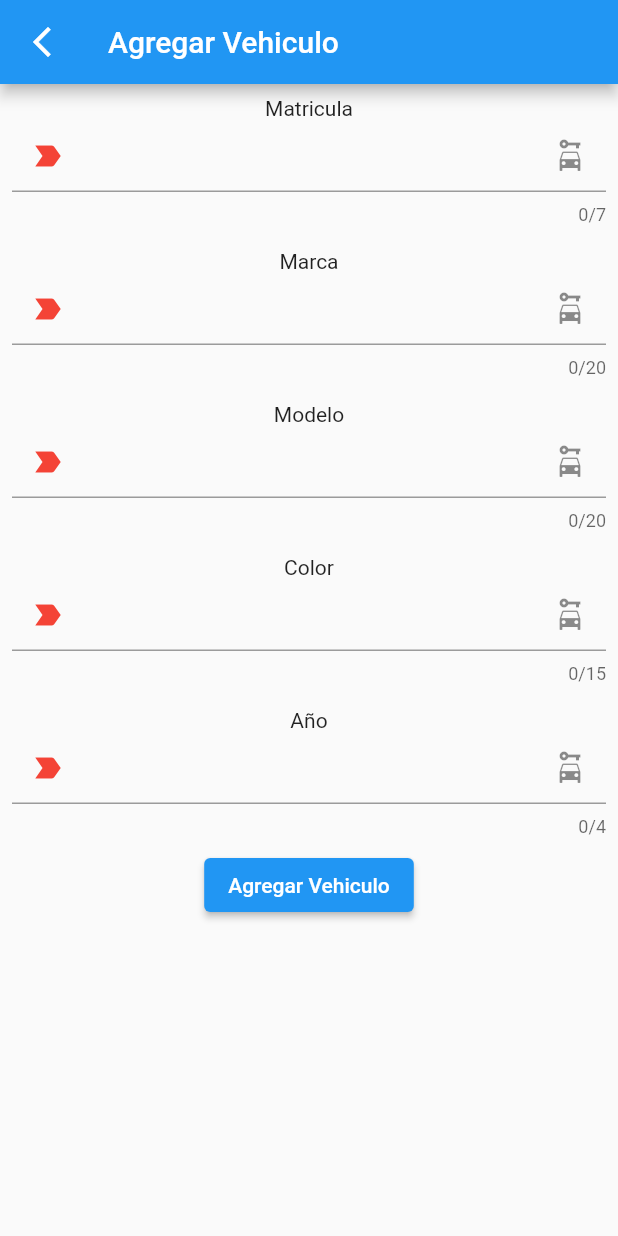
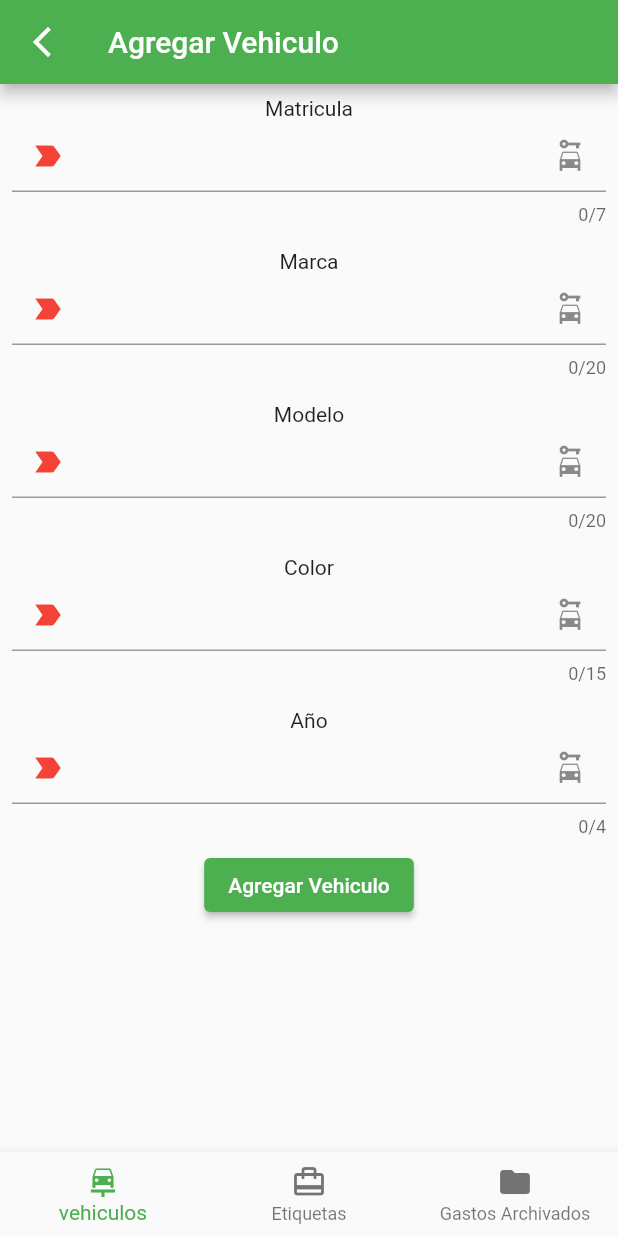
Before and after one commit to EPICSLASH999/mis_vehiculos, a Flutter app: the WidgetPlantillaVehiculo screen opened directly, after a tap on the "arrow back ios new" icon, on a phone screen of 412 x 824 dp. Run offline on Flutter 3.47's test engine with Material 2 defaults, Android fonts, the phone set to English and light mode, and no system bars; our stand-ins replace bloc, equatable, flutter_bloc, sqflite; accounts and stored records are empty.

Commit message:
Agregado BottomBar. Cambaido de color al tema e iconos.

```diff
--- a/lib/blocs/bloc.dart
+++ b/lib/blocs/bloc.dart
@@ -71,10 +71,10 @@ class MisGastos extends VehiculoEstado {
 }
 
 // ETIQUETAS
-class AdministradorEtiquetas extends VehiculoEstado {
+class MisEtiquetas extends VehiculoEstado {
   final Future<List<Etiqueta>>? misEtiquetas;
 
-  AdministradorEtiquetas({required this.misEtiquetas});
+  MisEtiquetas({required this.misEtiquetas});
 
   @override
   List<Object?> get props => [misEtiquetas];
@@ -155,7 +155,7 @@ class AgregadoEtiqueta extends VehiculoEvento {
 }
 
 // GASTOS
-class ClickeadoConsultarGastosArchivados extends VehiculoEvento {}
+/*class ClickeadoConsultarGastosArchivados extends VehiculoEvento {}*/
 class ClickeadoAgregarGasto extends VehiculoEvento {
   final int idVehiculo;
 
@@ -200,6 +200,13 @@ class ClickeadoRegresarAMisvehiculos extends VehiculoEvento {}
 class ClickeadoRegresarAAdministradorEtiquetas extends VehiculoEvento {}
 /*class ClickeadoRegresarDesdeAdministradorEtiquetas extends VehiculoEvento {}*/
 class ClickeadoregresarAConsultarGastos extends VehiculoEvento {}
+
+// BOTTOM BAR
+class CambiadoDePantalla extends VehiculoEvento {
+  final Pantallas pantalla;
+
+  CambiadoDePantalla({required this.pantalla});
+}
 /* --------------------------------------------------------------------------- */
 
 
@@ -227,6 +234,9 @@ class VehiculoBloc extends Bloc<VehiculoEvento, VehiculoEstado> {
   // Gastos Archivados
   Future<List<GastoArchivado>>? misGastosArchivados;
   final gastosArchivados = GastosArchivados();
+
+  // Bottom Bar
+  int indiceBottomBarSeleccionado = 0;
 
   void gestionarIdVehiculoSeleccionado(int idVehiculo) {
     if (idsVehiculosSeleccionados.contains(idVehiculo)){
@@ -316,7 +326,7 @@ class VehiculoBloc extends Bloc<VehiculoEvento, VehiculoEstado> {
       emit(MisVehiculos(misVehiculos: misVehiculos,idsVehiculosSeleccionados: idsVehiculosSeleccionados));
     });
     on<ClickeadoRegresarAAdministradorEtiquetas>((event, emit) {
-      emit(AdministradorEtiquetas(misEtiquetas: misEtiquetas));
+      emit(MisEtiquetas(misEtiquetas: misEtiquetas));
     });
     on<ClickeadoregresarAConsultarGastos>((event, emit) {
       misGastos = gastos.fetchAllWithFilters(idsVehiculosSeleccionados, filtroFechaInicial, filtroFechaFinal);
@@ -383,7 +393,7 @@ class VehiculoBloc extends Bloc<VehiculoEvento, VehiculoEstado> {
     // Etiquetas
     on<ClickeadoAdministrarEtiquetas>((event, emit) {
       misEtiquetas = etiquetas.fetchAll();
-      emit(AdministradorEtiquetas(misEtiquetas: misEtiquetas));
+      emit(MisEtiquetas(misEtiquetas: misEtiquetas));
     });
     on<ClickeadoAgregarEtiqueta>((event, emit) {
       emit(PlantillaEtiqueta());
@@ -391,12 +401,12 @@ class VehiculoBloc extends Bloc<VehiculoEvento, VehiculoEstado> {
     on<AgregadoEtiqueta>((event, emit) async {
       await etiquetas.create(nombre: event.nombreEtiqueta);
       misEtiquetas = etiquetas.fetchAll();
-      emit(AdministradorEtiquetas(misEtiquetas: misEtiquetas));
+      emit(MisEtiquetas(misEtiquetas: misEtiquetas));
     });
     on<EliminadaEtiqueta>((event, emit) async {
       await etiquetas.delete(event.id);
       misEtiquetas = etiquetas.fetchAll();
-      emit(AdministradorEtiquetas(misEtiquetas: misEtiquetas));
+      emit(MisEtiquetas(misEtiquetas: misEtiquetas));
     });
     on<ClickeadoEditarEtiqueta>((event, emit) {
       emit(PlantillaEtiqueta(etiqueta: event.etiqueta));
@@ -404,12 +414,30 @@ class VehiculoBloc extends Bloc<VehiculoEvento, VehiculoEstado> {
     on<EditadoEtiqueta>((event, emit) async {
       await etiquetas.update(id: event.etiqueta.id, nombre: event.etiqueta.nombre);
       misEtiquetas = etiquetas.fetchAll();
-      emit(AdministradorEtiquetas(misEtiquetas: misEtiquetas));
+      emit(MisEtiquetas(misEtiquetas: misEtiquetas));
     });
 
     // Gastos Archivados
-    on<ClickeadoConsultarGastosArchivados>((event, emit) {
+    /*on<ClickeadoConsultarGastosArchivados>((event, emit) {
       misGastosArchivados = gastosArchivados.fetchAll();
+      emit(MisGastosArchivados(misGastosArchivados: misGastosArchivados));
+    });*/
+
+    // Bottom Bar
+    on<CambiadoDePantalla>((event, emit) {
+      //indiceBottomBarSeleccionado = event.indicePantalla;
+      misVehiculos = vehiculos.fetchAll();
+      misEtiquetas = etiquetas.fetchAll();
+      misGastosArchivados = gastosArchivados.fetchAll();
+
+      if(event.pantalla == Pantallas.misVehiculos){
+        emit(MisVehiculos(misVehiculos: misVehiculos, idsVehiculosSeleccionados: idsVehiculosSeleccionados));
+        return;
+      }
+      if(event.pantalla == Pantallas.misEtiquetas){
+        emit(MisEtiquetas(misEtiquetas: misEtiquetas));
+        return;
+      }
       emit(MisGastosArchivados(misGastosArchivados: misGastosArchivados));
     });
 
--- a/lib/main.dart
+++ b/lib/main.dart
@@ -28,12 +28,18 @@ class MainApp extends StatelessWidget {
   @override
   Widget build(BuildContext context) {
     return  MaterialApp(
+      theme: ThemeData(
+      primarySwatch: Colors.blue,
+      colorScheme: ColorScheme.fromSwatch(
+        primarySwatch: Colors.green,
+      ).copyWith(),
+    ),
       home: BlocBuilder<VehiculoBloc, VehiculoEstado>(
         builder: (context, state) {
           if (state is MisVehiculos) return WidgetMisVehiculos(misVehiculos: state.misVehiculos, idsVehiculosSeleccionados: state.idsVehiculosSeleccionados,);
           if (state is PlantillaVehiculo) return WidgetPlantillaVehiculo(vehiculo: state.vehiculo,);
           if (state is PlantillaGasto) return WidgetPlantillaGasto(idVehiculo: state.idVehiculo, misEtiquetas: state.misEtiquetas, gasto: state.gasto,);
-          if (state is AdministradorEtiquetas) return WidgetAdministradorEtiquetas(misEtiquetas: state.misEtiquetas,);
+          if (state is MisEtiquetas) return WidgetMisEtiquetas(misEtiquetas: state.misEtiquetas,);
           if (state is PlantillaEtiqueta) return WidgetPlantillaEtiqueta(etiqueta: state.etiqueta);
           if (state is MisGastos) return WidgetMisGastos(misGastos: state.misGastos, fechaSeleccionadaInicial: state.fechaInicial, fechaSeleccionadaFinal: state.fechaFinal, misEtiquetas: state.misEtiquetas, idEtiquetaSeleccionada: state.filtroIdEtiqueta,);
           if (state is MisGastosArchivados) return WidgetMisGastosArchivados(misGastosArchivados: state.misGastosArchivados,);
--- a/lib/variables/variables.dart
+++ b/lib/variables/variables.dart
@@ -1,5 +1,9 @@
 // Variables constantes para administrar los valores de etiquetas Nulas, Todas o vacías
 // Puesto que ellas no se encuentran en la Base de Datos.
+import 'dart:ui';
+
+import 'package:flutter/material.dart';
+
 const String nombreSinEtiqueta = 'Desconocida'; // NO CAMBIAR despues de inicializar tabla en la base de datos.
 const int idSinEtiqueta = 1; // NO CAMBIAR ESTE VALOR.
 const int valorEtiquetaTodas = 999;
@@ -13,3 +17,13 @@ const tablaGastos = 'gastos';
 const tablaVehiculos = 'vehiculos';
 const tablaEtiquetas = 'etiquetas';
 const tablaGastosArchivados = 'gastos_archivados';
+
+// Pantallas
+enum Pantallas {misVehiculos, misEtiquetas, misGastosArchivados}
+
+int indiceMisVehiculos = 0;
+int indiceMisEtiquetas = 1;
+int indiceMisGastosArchivados = 2;
+
+// Colores
+Color colorIcono = const Color.fromARGB(255, 13, 126, 37);
--- a/lib/widgets/widgets_gastos.dart
+++ b/lib/widgets/widgets_gastos.dart
@@ -529,13 +529,13 @@ class BotonesTileGasto extends StatelessWidget {
         children: [
           IconButton(
             onPressed: dialogoAlerta(context: context, texto: '¿Seguro de eliminar este gasto?', funcionAlProceder: eliminarGasto(context)),
-            icon: const Icon(Icons.delete, color: Colors.red)
+            icon: Icon(Icons.delete, color: colorIcono)
           ),
           IconButton(
             onPressed: () {
               context.read<VehiculoBloc>().add(ClickeadoEditarGasto(gasto: gasto));
             },
-            icon: const Icon(Icons.edit, color: Colors.red)
+            icon: Icon(Icons.edit, color: colorIcono)
           ),
         ],
       ),
--- a/lib/widgets/widgets_gastos_archivados.dart
+++ b/lib/widgets/widgets_gastos_archivados.dart
@@ -4,6 +4,8 @@ import 'package:intl/intl.dart';
 import 'package:mis_vehiculos/blocs/bloc.dart';
 import 'package:mis_vehiculos/main.dart';
 import 'package:mis_vehiculos/modelos/gasto_archivado.dart';
+import 'package:mis_vehiculos/variables/variables.dart';
+import 'package:mis_vehiculos/widgets/widgets_misc.dart';
 
 /* ------------------------------ GASTOS ARCHIVADOS------------------------------ */
 class WidgetMisGastosArchivados extends StatelessWidget {
@@ -23,6 +25,7 @@ class WidgetMisGastosArchivados extends StatelessWidget {
           icon: const Icon(Icons.arrow_back_ios_new_outlined)
         ),
       ),
+      bottomNavigationBar: BarraInferior(indiceSeleccionado: indiceMisGastosArchivados),
       body: Column(
         children: [
           Expanded(
--- a/lib/widgets/widgets_misc.dart
+++ b/lib/widgets/widgets_misc.dart
@@ -1,4 +1,7 @@
 import 'package:flutter/material.dart';
+import 'package:flutter_bloc/flutter_bloc.dart';
+import 'package:mis_vehiculos/blocs/bloc.dart';
+import 'package:mis_vehiculos/variables/variables.dart';
 
 /* -------------------------------- COMPONENTES -------------------------------- */
 
@@ -163,3 +166,50 @@ VoidCallback dialogoAlerta ({required BuildContext context, required String text
   }
 
 /* ------------------------------------------------------------------------------ */
+
+/* --------------------------------- BOTTOM BAR --------------------------------- */
+class BarraInferior extends StatelessWidget {
+  const BarraInferior({
+    super.key, required this.indiceSeleccionado,
+  });
+
+  final int indiceSeleccionado;
+
+  @override
+  Widget build(BuildContext context) {
+    return BottomNavigationBar(
+      currentIndex: indiceSeleccionado,
+      items: const <BottomNavigationBarItem>[
+        BottomNavigationBarItem(
+          icon: Icon(Icons.car_repair),
+          label: 'vehiculos',
+        ),
+        BottomNavigationBarItem(
+          icon: Icon(Icons.card_travel),
+          label: 'Etiquetas',
+        ),
+        BottomNavigationBarItem(
+          icon: Icon(Icons.folder),
+          label: 'Gastos Archivados',
+        ),
+      ],
+      onTap: (value) {
+        switch (value) {
+          case 0:
+              context.read<VehiculoBloc>().add(CambiadoDePantalla(pantalla: Pantallas.misVehiculos));
+            break;
+          case 1:
+              context.read<VehiculoBloc>().add(CambiadoDePantalla(pantalla: Pantallas.misEtiquetas));
+            break;
+          case 2:
+              context.read<VehiculoBloc>().add(CambiadoDePantalla(pantalla: Pantallas.misGastosArchivados));
+            break;
+
+          default:
+        }
+      },
+    );
+  }
+}
+
+/* ------------------------------------------------------------------------------- */
--- a/lib/widgets/widgets_vehiculos.dart
+++ b/lib/widgets/widgets_vehiculos.dart
@@ -3,6 +3,7 @@ import 'package:flutter_bloc/flutter_bloc.dart';
 import 'package:mis_vehiculos/blocs/bloc.dart';
 import 'package:mis_vehiculos/main.dart';
 import 'package:mis_vehiculos/modelos/vehiculo.dart';
+import 'package:mis_vehiculos/variables/variables.dart';
 import 'package:mis_vehiculos/widgets/widgets_misc.dart';
 
 /* --------------------------------- VEHICULOS --------------------------------- */
@@ -30,19 +31,12 @@ class WidgetMisVehiculos extends StatelessWidget {
         title: const Text('Mis Vehículos'),
         actions: [
           IconButton(
-            onPressed: () {
-              context.read<VehiculoBloc>().add(ClickeadoConsultarGastosArchivados());
-            },
-            icon: const Icon(Icons.folder_copy)
+            onPressed: pressedConsultarGastos,
+            icon: const Icon(Icons.monetization_on_sharp),
           ),
-          IconButton(
-            onPressed: () {
-              context.read<VehiculoBloc>().add(ClickeadoAdministrarEtiquetas());
-            },
-            icon: const Icon(Icons.label),
-          )
         ],
       ),
+      bottomNavigationBar: BarraInferior(indiceSeleccionado: indiceMisVehiculos),
       body: Column(
         children: [
           Expanded(
@@ -78,10 +72,10 @@ class WidgetMisVehiculos extends StatelessWidget {
               },
             ),
           ),
-          TextButton(
+          /*TextButton(
             onPressed: pressedConsultarGastos,
             child: const Text('Consultar gastos'),
-          ),
+          ),*/
         ],
       ),
       floatingActionButton: FloatingActionButton(
@@ -145,19 +139,19 @@ class BotonesTileVehiculo extends StatelessWidget {
         children: [
           IconButton(
             onPressed: dialogoAlerta(context: context, texto: '¿Seguro de eliminar este vehículo?', funcionAlProceder: eliminarVehiculo(context)),
-            icon: const Icon(Icons.delete, color: Colors.red)
+            icon: Icon(Icons.delete, color: colorIcono)
           ),
           IconButton(
             onPressed: () {
               context.read<VehiculoBloc>().add(ClickeadoEditarVehiculo(vehiculo: vehiculo));
             },
-            icon: const Icon(Icons.edit, color: Colors.red)
+            icon: Icon(Icons.edit, color: colorIcono)
           ),
           IconButton(
             onPressed: () {
               context.read<VehiculoBloc>().add(ClickeadoAgregarGasto(idVehiculo: vehiculo.id));
             },
-            icon: const Icon(Icons.monetization_on, color: Colors.red)
+            icon: Icon(Icons.add_card_outlined, color: colorIcono)
           ),
         ],
       ),
@@ -222,6 +216,7 @@ class _WidgetPlantillaVehiculoState extends State<WidgetPlantillaVehiculo> {
           icon: const Icon(Icons.arrow_back_ios_new_outlined)
         ),
       ),
+      bottomNavigationBar: BarraInferior(indiceSeleccionado: indiceMisVehiculos),
       //resizeToAvoidBottomInset: false,
       body: SingleChildScrollView(
         child: Form(
```
Also changed, not shown: lib/widgets/widgets_etiquetas.dart (+6 -4 lines), 1 other file.
